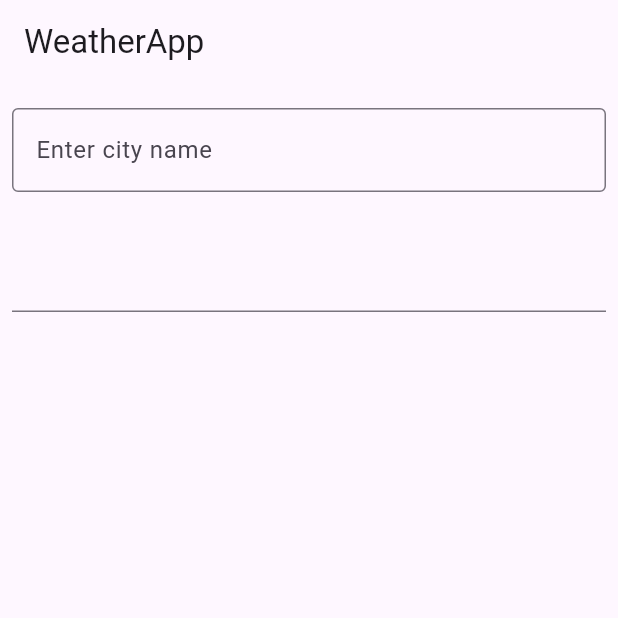
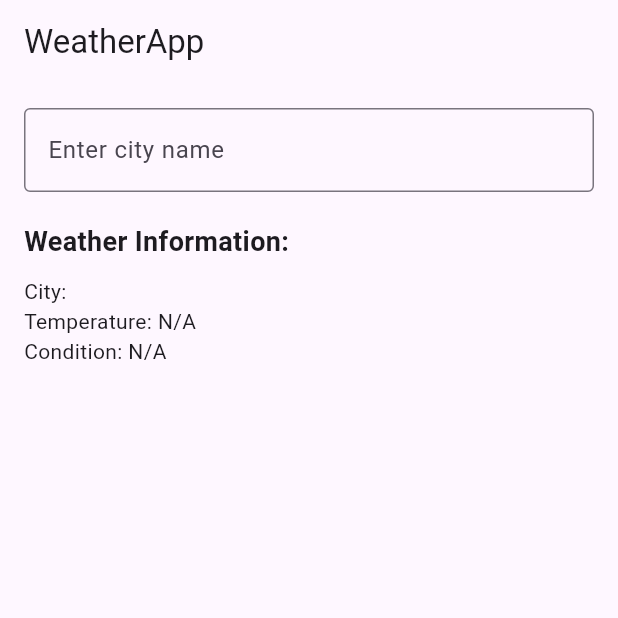
Before and after one commit to potatobin24/weather_info_app, a Flutter app: the screen it shows after launch, on a phone screen of 412 x 824 dp, the top half of it. Run offline on Flutter 3.47's test engine with Material 3 defaults, Android fonts, the phone set to English and light mode, and no system bars.

Commit message:
placeholder and updated textfield

```diff
--- a/weather_info_app/lib/main.dart
+++ b/weather_info_app/lib/main.dart
@@ -14,37 +14,55 @@ class MyApp extends StatelessWidget {
         appBar: AppBar(
           title: const Text(appTitle),
         ),
-        body: const MyCustomForm(),
+        body: const WeatherForm(),
       ),
     );
   }
 }
 
-class MyCustomForm extends StatelessWidget {
-  const MyCustomForm({super.key});
+class WeatherForm extends StatefulWidget {
+  const WeatherForm({super.key});
+
+  @override
+  State<WeatherForm> createState() => _WeatherFormState();
+}
+
+class _WeatherFormState extends State<WeatherForm> {
+  final TextEditingController _cityController = TextEditingController();
+  String cityName = '';
+  String temperature = 'N/A';
+  String weatherCondition = 'N/A';
 
   @override
   Widget build(BuildContext context) {
-    return Column(
-      crossAxisAlignment: CrossAxisAlignment.start,
-      children: <Widget>[
-        const Padding(
-          padding: EdgeInsets.symmetric(horizontal: 8, vertical: 16),
-          child: TextField(
-            decoration: InputDecoration(
+    return Padding(
+      padding: const EdgeInsets.all(16.0),
+      child: Column(
+        crossAxisAlignment: CrossAxisAlignment.start,
+        children: <Widget>[
+          TextField(
+            controller: _cityController,
+            decoration: const InputDecoration(
               border: OutlineInputBorder(),
               hintText: 'Enter city name',
             ),
+            onChanged: (text) {
+              setState(() {
+                cityName = text;
+              });
+            },
           ),
-        ),
-        Padding(
-          padding: const EdgeInsets.symmetric(horizontal: 8, vertical: 16),
-          child: TextFormField(
-            decoration: const InputDecoration(
-            ),
+          const SizedBox(height: 20),
+          const Text(
+            'Weather Information:',
+            style: TextStyle(fontSize: 18, fontWeight: FontWeight.bold),
           ),
-        ),
-      ],
+          const SizedBox(height: 10),
+          Text('City: $cityName'),
+          Text('Temperature: $temperature'),
+          Text('Condition: $weatherCondition'),
+        ],
+      ),
     );
   }
 }
```
